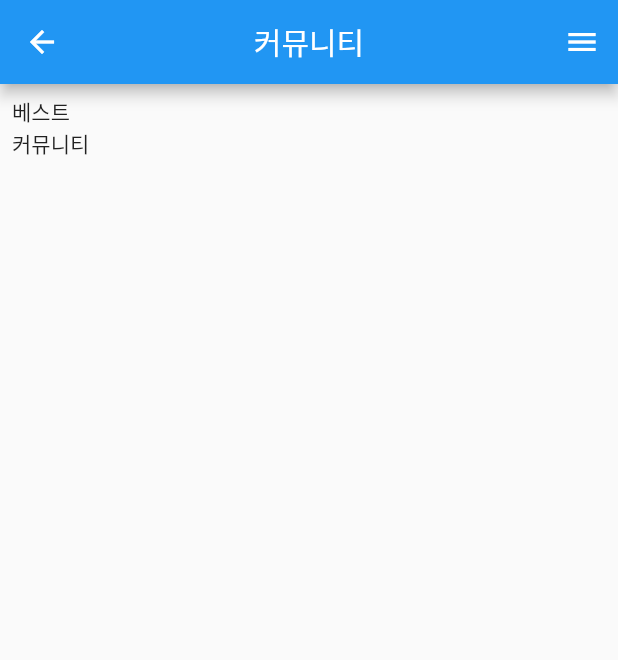
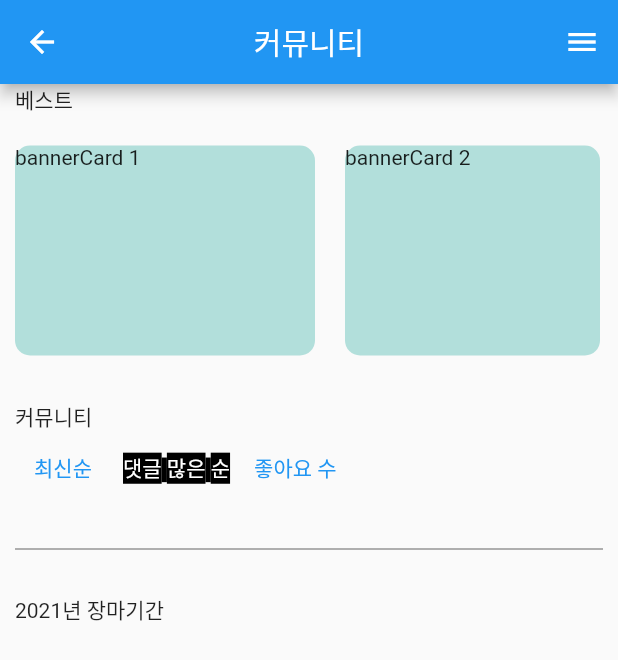
Before and after one commit to zerocastle/young, a Flutter app: the Community screen opened directly, on a phone screen of 412 x 824 dp. Shown: the top 660 px of the screen. Run offline on Flutter 3.47's test engine with Material 2 defaults, Android fonts, the phone set to English and light mode, and no system bars; our stand-ins replace firebase_core; accounts and stored records are empty.

Commit message:
커뮤니티 페이지
커뮤니티 페이지 UI 수정
main.dart Navigator  연결

```diff
--- a/my_app/lib/main.dart
+++ b/my_app/lib/main.dart
@@ -1,6 +1,6 @@
 import 'package:flutter/material.dart';
 // import 'package:my_app/src/app.dart';
-// import 'package:my_app/src/pages/community.dart';
+import 'package:my_app/src/pages/community.dart';
 void main() => runApp(MyApp());
 
 
@@ -14,8 +14,12 @@ class MyApp extends StatelessWidget {
       theme: ThemeData(
         primarySwatch: green
       ),
-      home: MyHomePage(title: '군다방'),
-      // home: Community(),
+      // home: MyHomePage(title: '군다방'),
+      initialRoute: '/',
+      routes: {
+        '/'  : (context) => MyHomePage(title: '군다방'),
+        '/community' : (context) => Community(),
+      },
     );
   }
 }
@@ -45,7 +49,14 @@ class MyHomePage extends StatelessWidget {
             icon: Icon(Icons.emoji_events)),
             BottomNavigationBarItem(
             label: '게시글',
-            icon: Icon(Icons.keyboard)),
+            icon: IconButton(
+              onPressed: (){
+                Navigator.pushNamed(context, '/community');
+              },
+              icon: Icon(Icons.keyboard),
+
+            )
+            ),
             BottomNavigationBarItem(
             label: '마이페이지',
             icon: Icon(Icons.person))
--- a/my_app/lib/src/pages/community.dart
+++ b/my_app/lib/src/pages/community.dart
@@ -1,3 +1,5 @@
+import 'dart:ui';
+
 import 'package:flutter/material.dart';
 
 class Community extends StatefulWidget {
@@ -24,17 +26,98 @@ class _CommunityState extends State<Community> {
           )
         ],
       ),
-      body:
-      Padding(
-        padding: const EdgeInsets.all(8.0),
+      body: SafeArea(
+        child: Padding(
+          padding: const EdgeInsets.symmetric(horizontal: 10.0),
           child: Column(
             crossAxisAlignment: CrossAxisAlignment.start,
             children: [
               Text('베스트'),
+              SizedBox(
+                height: 20.0,
+              ),
+              Row(
+                children: [
+                  Container(
+                    width: 200,
+                    height: 140,
+                    child: Text('bannerCard 1'),
+                    decoration: BoxDecoration(
+                      color: Colors.teal[100],
+                      borderRadius: BorderRadius.all(Radius.circular(10)),
+                      // border: Border.all(color: Colors.black, width: 3),
+                    ),
+                  ),
+                  SizedBox(
+                    width: 20.0,
+                  ),
+                  Container(
+                    width: 170,
+                    height: 140,
+                    child: Text('bannerCard 2'),
+                    decoration: BoxDecoration(
+                      color: Colors.teal[100],
+                      borderRadius: BorderRadius.all(Radius.circular(10)),
+                      // border: Border.all(color: Colors.black, width: 3),
+                    ),
+                  ),
+                ],
+              ),
+              SizedBox(
+                height: 30.0,
+              ),
               Text('커뮤니티'),
+              Row(
+                children: [
+                  TextButton(
+                      onPressed: (){},
+                      child: Text('최신순')
+                  ),
+                  TextButton(
+                      onPressed: (){},
+                      child: Text('댓글 많은 순',
+                      style: TextStyle(
+                        backgroundColor: Colors.black,
+                        color: Colors.white,
+                      ),
+
+                      )
+
+                  ),
+                  TextButton(
+                      onPressed: (){},
+                      child: Text('좋아요 수')
+                  )
                 ],
+              ),
+
+              Divider(
+                height: 60.0,
+                color: Colors.grey[850],
+                thickness: 0.5,
+                // indent: 20.0,
+                // endIndent: 20.0,
+              ),
+              Text('2021년 장마기간'),
+            ],
+          ),
         ),
       ),
     );
   }
 }
+
+class bannerCard extends StatefulWidget {
+  const bannerCard({ Key? key }) : super(key: key);
+
+  @override
+  _bannerCardState createState() => _bannerCardState();
+}
+
+class _bannerCardState extends State<bannerCard> {
+  @override
+  Widget build(BuildContext context) {
+    return Scaffold(
+    );
+  }
+}
```
Lines whose indentation alone changed are shown as unchanged.
